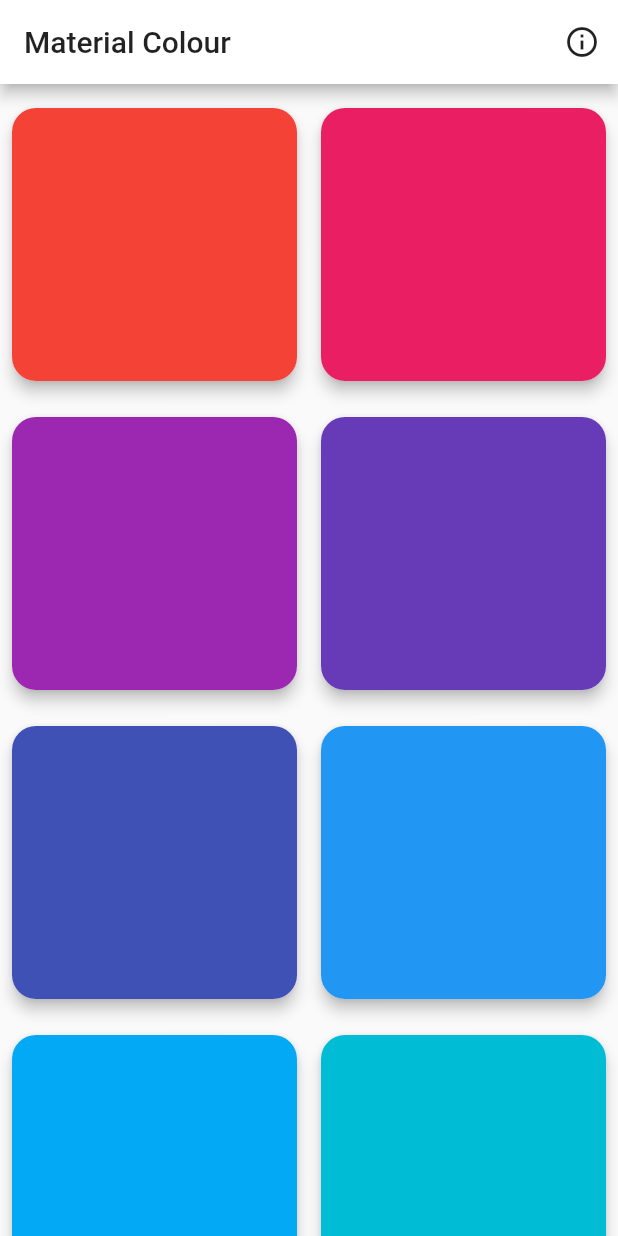
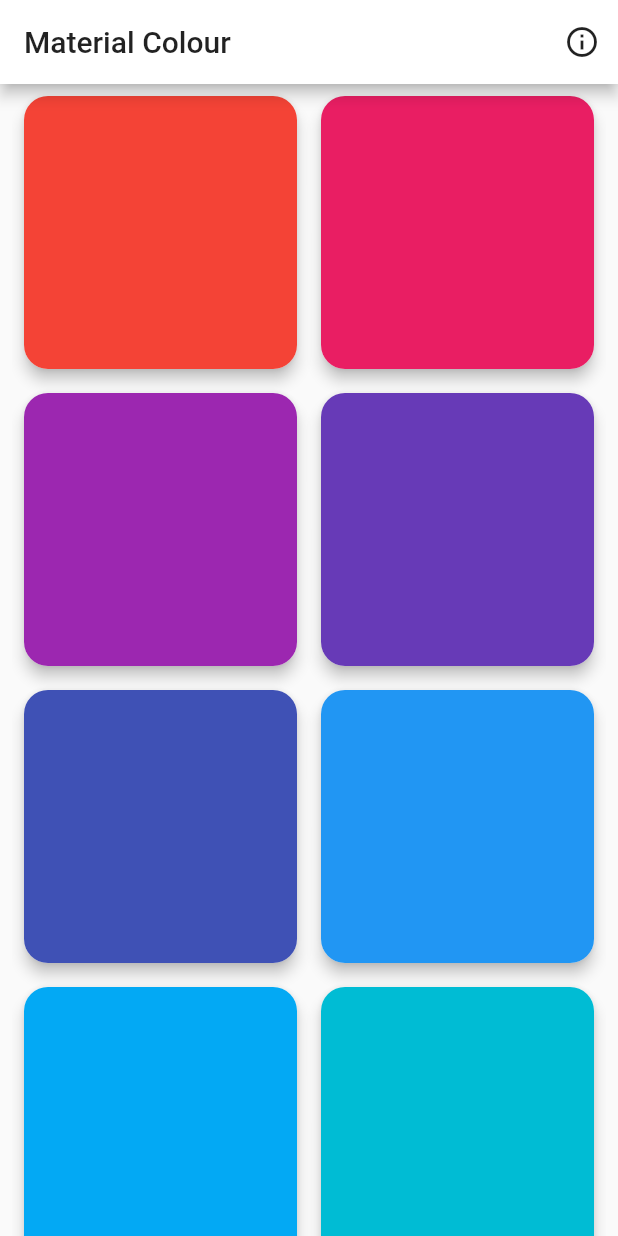
Before and after one commit to HenryQuan/flutter-material-colour, a Flutter app: the screen it shows after launch, on a phone screen of 412 x 824 dp. Run offline on Flutter 3.47's test engine with Material 2 defaults, Android fonts, the light colour scheme and no system bars.

Commit message:
adjust margin and padding

```diff
--- a/lib/page/home.dart
+++ b/lib/page/home.dart
@@ -29,17 +29,7 @@ class HomePage extends StatelessWidget {
     ColourNames.forEach((n) => list.add(new MaterialColour(n)));
 
     return Scaffold(
-      body: LayoutBuilder(
-        builder: (c, constraint) {
-          // At least 2 items, at most 7 items
-          var itemNum = max(2, min((constraint.maxWidth / 200).floor(), 7));
-
-          return CustomScrollView(
-            slivers: <Widget>[
-              SliverAppBar(
-                floating: true,
-                expandedHeight: 44,
-                flexibleSpace: AppBar(
+      appBar: AppBar(
         title: Text(
           title,
           style: TextStyle(
@@ -48,7 +38,6 @@ class HomePage extends StatelessWidget {
         ),
         backgroundColor: Colors.white,
         brightness: Brightness.light,
-                ),
         actions: <Widget>[
           IconButton(
             color: Colors.black87,
@@ -63,10 +52,18 @@ class HomePage extends StatelessWidget {
           )
         ],
       ),
-              SliverGrid.count(
+      body: LayoutBuilder(
+        builder: (c, constraint) {
+          // At least 2 items, at most 7 items
+          var itemNum = max(2, min((constraint.maxWidth / 200).floor(), 7));
+
+          return Container(
+            padding: EdgeInsets.only(left: 8, right: 8),
+            child: GridView.count(
               crossAxisCount: itemNum,
               children: list.map((mc) {
                 return Padding(
+                  padding: EdgeInsets.only(left: 8, right: 8, top: 8, bottom: 8),
                   child: Material(
                     shape: RoundedRectangleBorder(borderRadius:BorderRadius.circular(16)),
                     elevation: 4,
@@ -82,11 +79,9 @@ class HomePage extends StatelessWidget {
                       },
                     ),
                   ),
-                    padding: EdgeInsets.only(left: 8, right: 8, top: 16, bottom: 8),
                 );
               }).toList(),
             ),
-            ],
           );
         },
       ),
```
Lines whose indentation alone changed are shown as unchanged.
